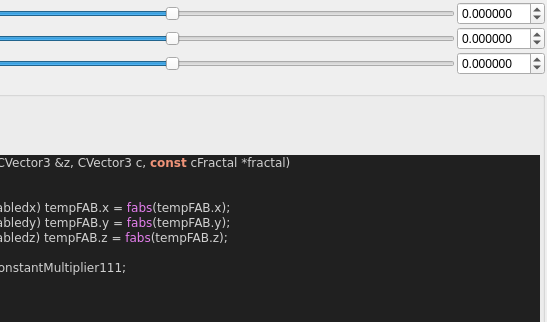
Old version of the form mandelbulber2/formula/ui/fractal_transf_add_cpixel_symmetrical.ui in the repository buddhi1980/mandelbulber2; both pictures show x 270 to 817 and y 0 to 322 of the 817 by 846 pixel window.
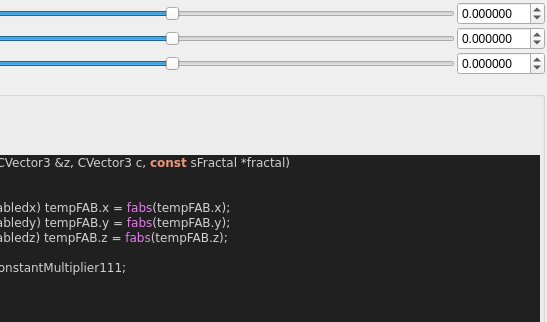
New version of the form. Custom widgets are drawn as their Qt base class.

What changed in the file:
```diff
--- a/mandelbulber2/formula/ui/fractal_transf_add_cpixel_symmetrical.ui
+++ b/mandelbulber2/formula/ui/fractal_transf_add_cpixel_symmetrical.ui
@@ -278,7 +278,7 @@
 &lt;/table&gt;
 &lt;h3&gt;Code&lt;/h3&gt;
 &lt;body style=&quot;background-color:#202020&quot;&gt;
-&lt;pre style=&quot;color:#d0d0d0; background-color:#202020;  font-family:'Courier New',monospace;&quot;&gt;&lt;span style=&quot;color:#f09479; font-weight:bold&quot;&gt;void&lt;/span&gt; &lt;span style=&quot;color:#e47eed&quot;&gt;TransfAddCpixelSymmetricalIteration&lt;/span&gt;&lt;span style=&quot;color:#d0d0d0&quot;&gt;(&lt;/span&gt;CVector3 &lt;span style=&quot;color:#d0d0d0&quot;&gt;&amp;amp;&lt;/span&gt;z&lt;span style=&quot;color:#d0d0d0&quot;&gt;,&lt;/span&gt; CVector3 c&lt;span style=&quot;color:#d0d0d0&quot;&gt;,&lt;/span&gt; &lt;span style=&quot;color:#f09479; font-weight:bold&quot;&gt;const&lt;/span&gt; cFractal &lt;span style=&quot;color:#d0d0d0&quot;&gt;*&lt;/span&gt;fractal&lt;span style=&quot;color:#d0d0d0&quot;&gt;)&lt;/span&gt;
+&lt;pre style=&quot;color:#d0d0d0; background-color:#202020;  font-family:'Courier New',monospace;&quot;&gt;&lt;span style=&quot;color:#f09479; font-weight:bold&quot;&gt;void&lt;/span&gt; &lt;span style=&quot;color:#e47eed&quot;&gt;TransfAddCpixelSymmetricalIteration&lt;/span&gt;&lt;span style=&quot;color:#d0d0d0&quot;&gt;(&lt;/span&gt;CVector3 &lt;span style=&quot;color:#d0d0d0&quot;&gt;&amp;amp;&lt;/span&gt;z&lt;span style=&quot;color:#d0d0d0&quot;&gt;,&lt;/span&gt; CVector3 c&lt;span style=&quot;color:#d0d0d0&quot;&gt;,&lt;/span&gt; &lt;span style=&quot;color:#f09479; font-weight:bold&quot;&gt;const&lt;/span&gt; sFractal &lt;span style=&quot;color:#d0d0d0&quot;&gt;*&lt;/span&gt;fractal&lt;span style=&quot;color:#d0d0d0&quot;&gt;)&lt;/span&gt;
 &lt;span style=&quot;color:#d0d0d0&quot;&gt;{&lt;/span&gt;
   CVector3 tempFAB &lt;span style=&quot;color:#d0d0d0&quot;&gt;=&lt;/span&gt; c&lt;span style=&quot;color:#d0d0d0&quot;&gt;;&lt;/span&gt;
   &lt;span style=&quot;color:#7ec0ee; font-weight:bold&quot;&gt;if&lt;/span&gt; &lt;span style=&quot;color:#d0d0d0&quot;&gt;(&lt;/span&gt;fractal&lt;span style=&quot;color:#d0d0d0&quot;&gt;-&amp;gt;&lt;/span&gt;transformCommon&lt;span style=&quot;color:#d0d0d0&quot;&gt;.&lt;/span&gt;functionEnabledx&lt;span style=&quot;color:#d0d0d0&quot;&gt;)&lt;/span&gt; tempFAB&lt;span style=&quot;color:#d0d0d0&quot;&gt;.&lt;/span&gt;x &lt;span style=&quot;color:#d0d0d0&quot;&gt;=&lt;/span&gt; &lt;span style=&quot;color:#e47eed&quot;&gt;fabs&lt;/span&gt;&lt;span style=&quot;color:#d0d0d0&quot;&gt;(&lt;/span&gt;tempFAB&lt;span style=&quot;color:#d0d0d0&quot;&gt;.&lt;/span&gt;x&lt;span style=&quot;color:#d0d0d0&quot;&gt;);&lt;/span&gt;
```
